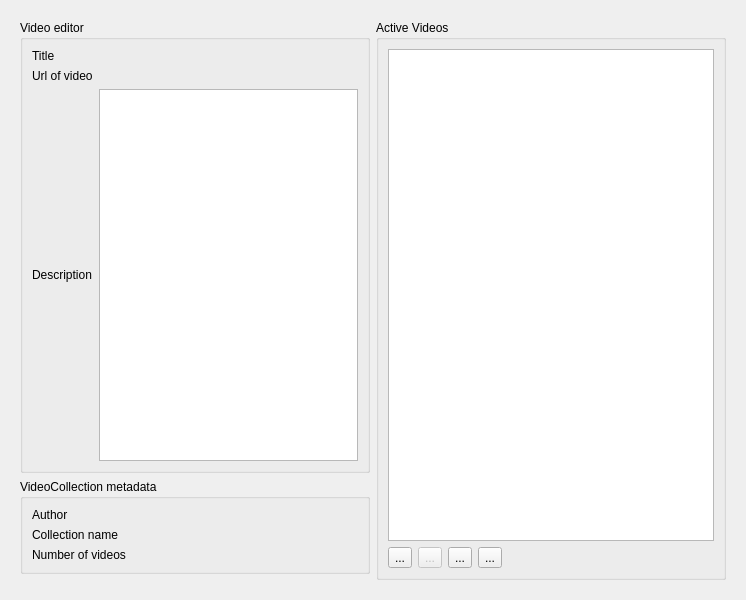
This is src/templates/videocollection/videocollectioneditor.ui in BuildmLearn/BuildmLearn-Toolkit as Qt 5 draws it before an edit. The edited form follows.
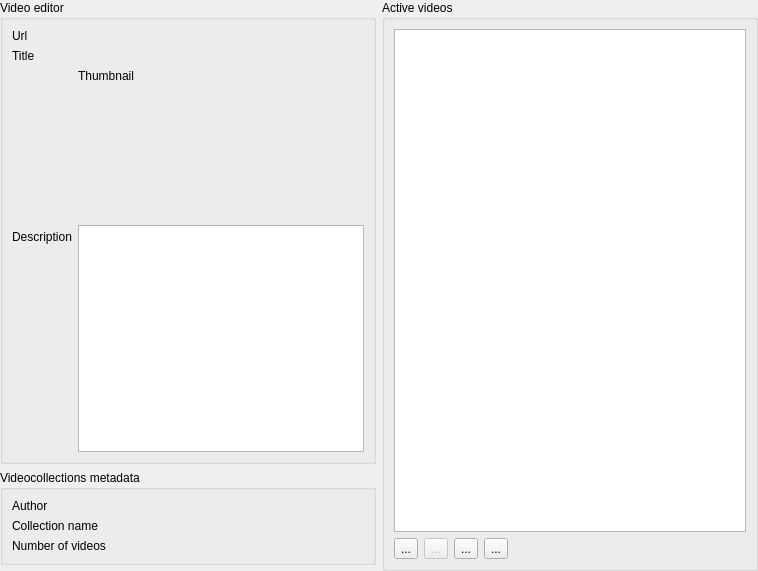
This is the edited form. Custom widgets are drawn as their Qt base class.

Commit message: Working on editor part of video collection template

Patch:
```diff
--- a/src/templates/videocollection/videocollectioneditor.ui
+++ b/src/templates/videocollection/videocollectioneditor.ui
@@ -6,14 +6,26 @@
    <rect>
     <x>0</x>
     <y>0</y>
-    <width>746</width>
-    <height>600</height>
+    <width>758</width>
+    <height>571</height>
    </rect>
   </property>
   <property name="windowTitle">
    <string>Form</string>
   </property>
-  <layout class="QVBoxLayout" name="verticalLayout">
+  <layout class="QHBoxLayout" name="horizontalLayout">
+   <property name="leftMargin">
+    <number>0</number>
+   </property>
+   <property name="topMargin">
+    <number>0</number>
+   </property>
+   <property name="rightMargin">
+    <number>0</number>
+   </property>
+   <property name="bottomMargin">
+    <number>0</number>
+   </property>
    <item>
     <widget class="QScrollArea" name="scrollArea">
      <property name="frameShape">
@@ -27,64 +39,27 @@
        <rect>
         <x>0</x>
         <y>0</y>
-        <width>728</width>
-        <height>582</height>
+        <width>758</width>
+        <height>571</height>
        </rect>
       </property>
-      <layout class="QGridLayout" name="gridLayout_3">
-       <item row="0" column="0">
-        <widget class="QGroupBox" name="m_groupPassageEditor">
-         <property name="title">
-          <string>Video editor</string>
-         </property>
-         <layout class="QGridLayout" name="gridLayout">
-          <item row="0" column="0">
-           <widget class="QLabel" name="label">
-            <property name="text">
-             <string>Title</string>
-            </property>
-           </widget>
-          </item>
-          <item row="0" column="1">
-           <widget class="LineEditWithStatus" name="m_txtTitle" native="true"/>
-          </item>
-          <item row="1" column="0">
-           <widget class="QLabel" name="label_8">
-            <property name="text">
-             <string>Url of video</string>
-            </property>
-           </widget>
-          </item>
-          <item row="1" column="1">
-           <widget class="LineEditWithStatus" name="m_txtTitle_2" native="true"/>
-          </item>
-          <item row="2" column="0">
-           <widget class="QLabel" name="label_7">
-            <property name="text">
-             <string>Description</string>
-            </property>
-           </widget>
-          </item>
-          <item row="2" column="1">
-           <widget class="QTextEdit" name="m_txtPassage">
-            <property name="sizePolicy">
-             <sizepolicy hsizetype="Expanding" vsizetype="Expanding">
-              <horstretch>1</horstretch>
-              <verstretch>1</verstretch>
-             </sizepolicy>
-            </property>
-            <property name="horizontalScrollBarPolicy">
-             <enum>Qt::ScrollBarAlwaysOff</enum>
-            </property>
-           </widget>
-          </item>
-         </layout>
-        </widget>
-       </item>
+      <layout class="QGridLayout" name="gridLayout">
+       <property name="leftMargin">
+        <number>0</number>
+       </property>
+       <property name="topMargin">
+        <number>0</number>
+       </property>
+       <property name="rightMargin">
+        <number>0</number>
+       </property>
+       <property name="bottomMargin">
+        <number>0</number>
+       </property>
        <item row="0" column="1" rowspan="3">
         <widget class="QGroupBox" name="groupBox_2">
          <property name="title">
-          <string>Active Videos</string>
+          <string>Active videos</string>
          </property>
          <layout class="QGridLayout" name="gridLayout_2">
           <item row="1" column="0">
@@ -186,7 +161,7 @@
        <item row="1" column="0">
         <widget class="QGroupBox" name="groupBox_3">
          <property name="title">
-          <string>VideoCollection metadata</string>
+          <string>Videocollections metadata</string>
          </property>
          <layout class="QFormLayout" name="formLayout_2">
           <property name="fieldGrowthPolicy">
@@ -220,7 +195,96 @@
            </widget>
           </item>
           <item row="2" column="1">
-           <widget class="LineEditWithStatus" name="m_txtNumberOfPassages" native="true"/>
+           <widget class="LineEditWithStatus" name="m_txtNumberOfVideos" native="true"/>
+          </item>
+         </layout>
+        </widget>
+       </item>
+       <item row="0" column="0">
+        <widget class="QGroupBox" name="m_groupVideoEditor">
+         <property name="title">
+          <string>Video editor</string>
+         </property>
+         <layout class="QFormLayout" name="formLayout">
+          <item row="0" column="0">
+           <widget class="QLabel" name="label">
+            <property name="text">
+             <string>Url</string>
+            </property>
+           </widget>
+          </item>
+          <item row="0" column="1">
+           <widget class="LineEditWithStatus" name="m_txtVideo" native="true"/>
+          </item>
+          <item row="2" column="0">
+           <widget class="QLabel" name="label_2">
+            <property name="text">
+             <string>Title</string>
+            </property>
+           </widget>
+          </item>
+          <item row="2" column="1">
+           <widget class="LineEditWithStatus" name="m_txtTitle" native="true"/>
+          </item>
+          <item row="4" column="1">
+           <layout class="QHBoxLayout" name="horizontalLayout_12">
+            <item>
+             <widget class="QLabel" name="label_5">
+              <property name="text">
+               <string>Thumbnail</string>
+              </property>
+             </widget>
+            </item>
+            <item>
+             <widget class="LabelWithStatus" name="m_lblPictureFile" native="true">
+              <property name="sizePolicy">
+               <sizepolicy hsizetype="Expanding" vsizetype="Preferred">
+                <horstretch>0</horstretch>
+                <verstretch>0</verstretch>
+               </sizepolicy>
+              </property>
+              <property name="layoutDirection">
+               <enum>Qt::RightToLeft</enum>
+              </property>
+              <zorder>label_5</zorder>
+             </widget>
+            </item>
+           </layout>
+          </item>
+          <item row="6" column="1">
+           <widget class="QLabel" name="m_lblPictureView">
+            <property name="minimumSize">
+             <size>
+              <width>0</width>
+              <height>130</height>
+             </size>
+            </property>
+            <property name="maximumSize">
+             <size>
+              <width>16777215</width>
+              <height>130</height>
+             </size>
+            </property>
+            <property name="frameShape">
+             <enum>QFrame::NoFrame</enum>
+            </property>
+            <property name="text">
+             <string/>
+            </property>
+            <property name="alignment">
+             <set>Qt::AlignHCenter|Qt::AlignTop</set>
+            </property>
+           </widget>
+          </item>
+          <item row="7" column="0">
+           <widget class="QLabel" name="label_7">
+            <property name="text">
+             <string>Description</string>
+            </property>
+           </widget>
+          </item>
+          <item row="7" column="1">
+           <widget class="QTextEdit" name="textEdit"/>
           </item>
          </layout>
         </widget>
@@ -243,6 +307,12 @@
    <header>lineeditwithstatus.h</header>
    <container>1</container>
   </customwidget>
+  <customwidget>
+   <class>LabelWithStatus</class>
+   <extends>QWidget</extends>
+   <header>labelwithstatus.h</header>
+   <container>1</container>
+  </customwidget>
  </customwidgets>
  <resources/>
  <connections/>
```
Left out of the diff: 24 changed lines with no effect on the pictures. The commit also changes 9 other files.
